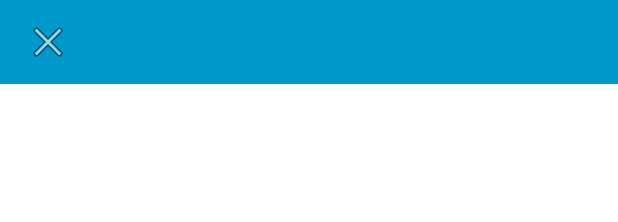
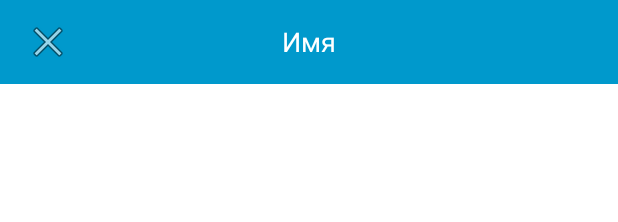
Before and after one commit to nebesnayaa/chat-mobileApp, an Android app: the layout activity_chat.xml on its own in the app's theme, with its tools: preview values and no code run, on a phone screen of 412 x 824 dp. Shown: the top 222 px of the screen. Run offline under Robolectric (Android 15) with nearby library versions, the phone set to English and light mode, and no system bars.

Commit message:
chat_work

```diff
--- a/MobailChatApp/app/src/main/res/layout/activity_chat.xml
+++ b/MobailChatApp/app/src/main/res/layout/activity_chat.xml
@@ -2,7 +2,7 @@
     android:layout_width="match_parent"
     android:layout_height="match_parent">
 
-    <!-- Верхняя панель с кнопкой выхода и логином пользователя -->
+    <!-- Верхняя панель -->
     <RelativeLayout
         android:id="@+id/top_bar"
         android:layout_width="match_parent"
@@ -10,7 +10,6 @@
         android:background="@android:color/holo_blue_dark"
         android:padding="8dp">
 
-        <!-- Кнопка выхода -->
         <ImageButton
             android:id="@+id/logout_button"
             android:layout_width="48dp"
@@ -20,16 +19,14 @@
             android:layout_alignParentStart="true"
             android:background="?android:attr/selectableItemBackground" />
 
-        <!-- Логин пользователя -->
         <TextView
             android:id="@+id/username_text_view"
             android:layout_width="wrap_content"
             android:layout_height="wrap_content"
-            android:text=""
+            android:text="Имя"
             android:textColor="@android:color/white"
             android:textSize="18sp"
-            android:layout_centerInParent="true"
-            android:layout_alignParentEnd="true" />
+            android:layout_centerInParent="true" />
     </RelativeLayout>
 
     <!-- Список сообщений -->
@@ -37,7 +34,10 @@
         android:id="@+id/messages_scroll_view"
         android:layout_width="match_parent"
         android:layout_height="match_parent"
-        android:layout_above="@+id/message_input_container">
+        android:layout_above="@+id/message_input_container"
+        android:layout_below="@+id/top_bar"
+        android:fillViewport="true"
+        android:padding="8dp">
 
         <LinearLayout
             android:id="@+id/messages_container"
```
Also changed, not shown: MobailChatApp/app/src/main/java/com/example/mobailchatapp/ChatActivity.java (+49 -31 lines).
